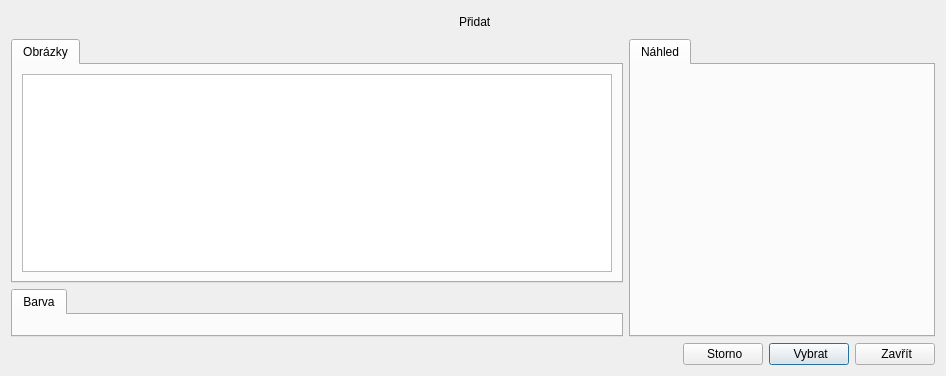
This is src/gui/backgrounddialog.ui in CZDanol/StrawLumen as Qt 5 draws it before an edit. The edited form follows.
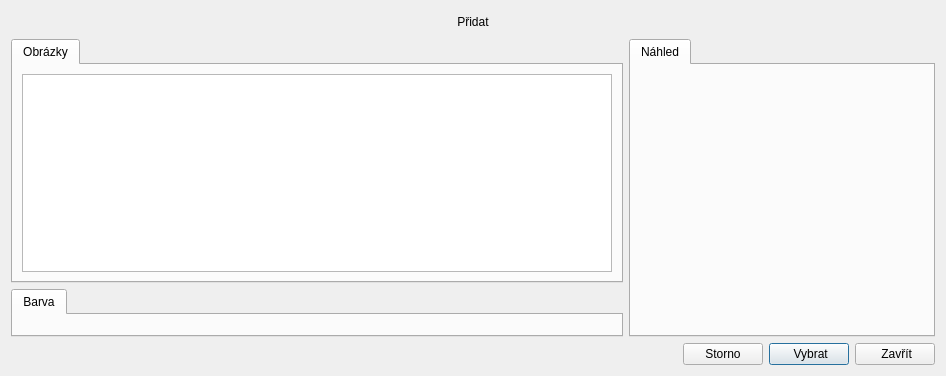
This is the edited form. Icons and pictures are not drawn. Custom widgets are drawn as their Qt base class.

Diff of the .ui file:
```diff
--- a/src/gui/backgrounddialog.ui
+++ b/src/gui/backgrounddialog.ui
@@ -42,7 +42,7 @@
       <item>
        <widget class="QPushButton" name="btnAdd">
         <property name="text">
-         <string> Přidat</string>
+         <string>Přidat</string>
         </property>
         <property name="icon">
          <iconset resource="../../res/resources.qrc">
@@ -216,7 +216,7 @@
      <item>
       <widget class="QPushButton" name="btnStorno">
        <property name="text">
-        <string> Storno</string>
+        <string>Storno</string>
        </property>
        <property name="icon">
         <iconset resource="../../res/resources.qrc">
```
